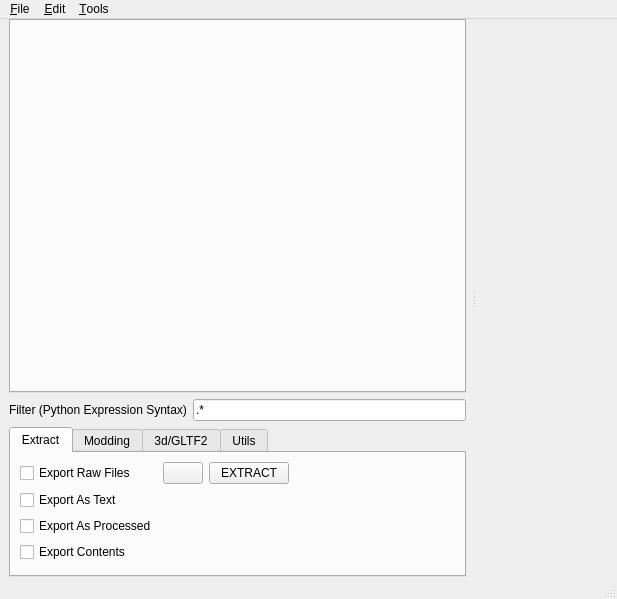
Old version of the form deca/gui/main_window.ui in the repository kk49/deca.
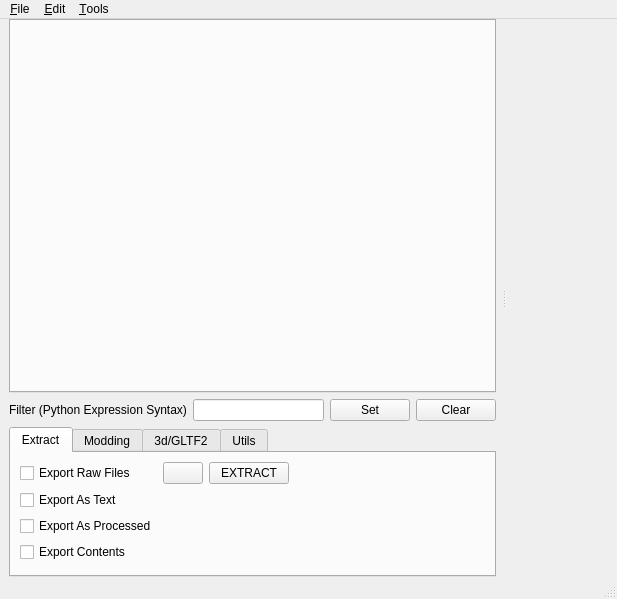
New version of the form. Custom widgets are drawn as their Qt base class.

Commit message: * Regular expression mask:     * Accepted when **Enter** is key'ed or **SET** is pressed     * Reset to previously accepted value if **Esc** is key'ed or **CLEAR** is pressed     * Has a yellow text background when valid but not yet accepted expression is entered     * Has a red text background when not valid

What changed in the file:
```diff
--- a/deca/gui/main_window.ui
+++ b/deca/gui/main_window.ui
@@ -62,7 +62,21 @@
           <item>
            <widget class="QLineEdit" name="filter_edit">
             <property name="text">
-             <string>.*</string>
+             <string/>
+            </property>
+           </widget>
+          </item>
+          <item>
+           <widget class="QPushButton" name="filter_set_bt">
+            <property name="text">
+             <string>Set</string>
+            </property>
+           </widget>
+          </item>
+          <item>
+           <widget class="QPushButton" name="filter_clear_bt">
+            <property name="text">
+             <string>Clear</string>
             </property>
            </widget>
           </item>
```
The commit also changes 3 other files.
